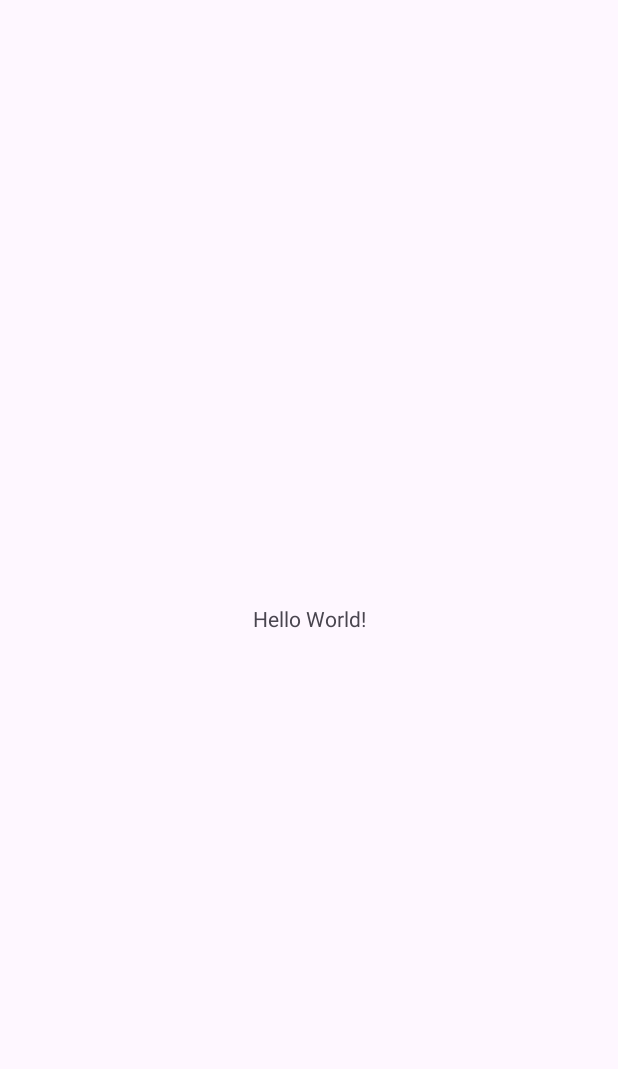
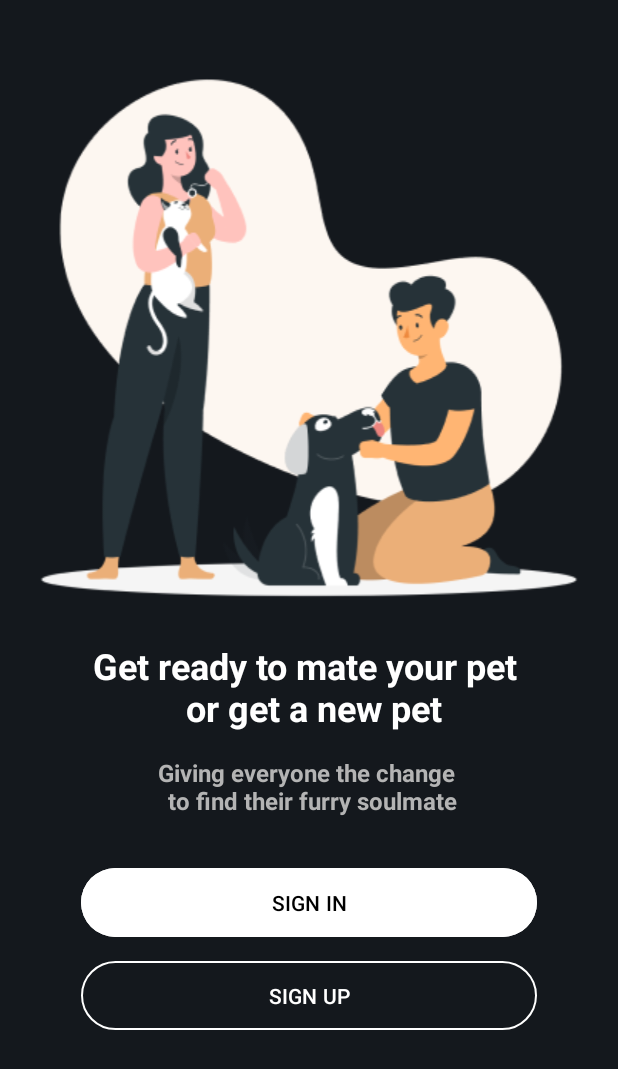
Before and after one commit to Umitytsr/Peti, an Android app: the screen it shows after launch (MainActivity), on a phone screen of 412 x 824 dp. Before the commit the part shown is almost empty. Shown: the top 1069 px of the screen. Run offline under Robolectric (Android 15) with nearby library versions, the light colour scheme and no system bars.

Commit message:
design LoadingScreen, SignInScreen and SignUpScreen

```diff
--- a/app/src/main/AndroidManifest.xml
+++ b/app/src/main/AndroidManifest.xml
@@ -1,6 +1,8 @@
 <?xml version="1.0" encoding="utf-8"?>
 <manifest xmlns:android="http://schemas.android.com/apk/res/android"
     xmlns:tools="http://schemas.android.com/tools">
+
+    <uses-permission android:name="android.permission.INTERNET"/>
 
     <application
         android:allowBackup="true"
--- /dev/null
+++ b/app/src/main/java/com/umitytsr/peti/view/loading_screen/LoadingScreenFragment.kt
@@ -0,0 +1,36 @@
+package com.umitytsr.peti.view.loading_screen
+
+import android.os.Bundle
+import androidx.fragment.app.Fragment
+import android.view.LayoutInflater
+import android.view.View
+import android.view.ViewGroup
+import androidx.navigation.fragment.findNavController
+import com.umitytsr.peti.databinding.FragmentLoadingScreenBinding
+
+class LoadingScreenFragment : Fragment() {
+    private lateinit var binding: FragmentLoadingScreenBinding
+    override fun onCreateView(
+        inflater: LayoutInflater, container: ViewGroup?,
+        savedInstanceState: Bundle?
+    ): View {
+        binding = FragmentLoadingScreenBinding.inflate(inflater, container, false)
+        return binding.root
+    }
+
+    override fun onResume() {
+        super.onResume()
+        with(binding){
+            signInButton.setOnClickListener {
+                findNavController().navigate(
+                    LoadingScreenFragmentDirections.actionLoadingScreenFragmentToSignInScreenFragment()
+                )
+            }
+            signUpButton.setOnClickListener {
+                findNavController().navigate(
+                    LoadingScreenFragmentDirections.actionLoadingScreenFragmentToSignUpScreenFragment()
+                )
+            }
+        }
+    }
+}
--- a/app/src/main/res/layout/activity_main.xml
+++ b/app/src/main/res/layout/activity_main.xml
@@ -6,13 +6,13 @@
     android:layout_height="match_parent"
     tools:context=".MainActivity">
 
-    <TextView
-        android:layout_width="wrap_content"
-        android:layout_height="wrap_content"
-        android:text="Hello World!"
-        app:layout_constraintBottom_toBottomOf="parent"
-        app:layout_constraintEnd_toEndOf="parent"
-        app:layout_constraintStart_toStartOf="parent"
-        app:layout_constraintTop_toTopOf="parent" />
+
+    <androidx.fragment.app.FragmentContainerView
+        android:id="@+id/fragmentContainerView"
+        android:name="androidx.navigation.fragment.NavHostFragment"
+        android:layout_width="match_parent"
+        android:layout_height="match_parent"
+        app:defaultNavHost="true"
+        app:navGraph="@navigation/nav_graph"/>
 
 </androidx.constraintlayout.widget.ConstraintLayout>
--- /dev/null
+++ b/app/src/main/res/layout/fragment_loading_screen.xml
@@ -0,0 +1,86 @@
+<?xml version="1.0" encoding="utf-8"?>
+<androidx.constraintlayout.widget.ConstraintLayout xmlns:android="http://schemas.android.com/apk/res/android"
+    xmlns:app="http://schemas.android.com/apk/res-auto"
+    xmlns:tools="http://schemas.android.com/tools"
+    android:layout_width="match_parent"
+    android:layout_height="match_parent"
+    android:background="@color/backgrounColor"
+    tools:context=".view.loading_screen.LoadingScreenFragment">
+
+    <ImageView
+        android:id="@+id/loadingImage"
+        android:layout_width="match_parent"
+        android:layout_height="wrap_content"
+        android:layout_marginStart="16dp"
+        android:layout_marginTop="30dp"
+        android:layout_marginEnd="16dp"
+        android:background="@drawable/loading_screen_image"
+        app:layout_constraintEnd_toEndOf="parent"
+        app:layout_constraintStart_toStartOf="parent"
+        app:layout_constraintTop_toTopOf="parent" />
+
+    <TextView
+        android:id="@+id/loadingText"
+        android:layout_width="wrap_content"
+        android:layout_height="wrap_content"
+        android:layout_marginStart="16dp"
+        android:layout_marginTop="16dp"
+        android:layout_marginEnd="16dp"
+        android:autoSizeTextType="uniform"
+        android:gravity="center"
+        android:maxLines="2"
+        android:text="Get ready to mate your pet \n or get a new pet"
+        android:textColor="@color/white"
+        android:textSize="24sp"
+        android:textStyle="bold"
+        app:layout_constraintEnd_toEndOf="parent"
+        app:layout_constraintStart_toStartOf="parent"
+        app:layout_constraintTop_toBottomOf="@id/loadingImage" />
+
+    <TextView
+        android:id="@+id/loadingText2"
+        android:layout_width="wrap_content"
+        android:layout_height="wrap_content"
+        android:layout_marginStart="16dp"
+        android:layout_marginTop="16dp"
+        android:layout_marginEnd="16dp"
+        android:autoSizeTextType="uniform"
+        android:gravity="center"
+        android:maxLines="2"
+        android:text="Giving everyone the change \n to find their furry soulmate"
+        android:textColor="@color/solukTextYazisi"
+        android:textSize="16sp"
+        android:textStyle="bold"
+        app:layout_constraintEnd_toEndOf="parent"
+        app:layout_constraintStart_toStartOf="parent"
+        app:layout_constraintTop_toBottomOf="@id/loadingText" />
+
+    <Button
+        android:id="@+id/signInButton"
+        style="@style/Widget.Material3.Button"
+        android:layout_width="304dp"
+        android:layout_height="54dp"
+        android:layout_marginTop="30dp"
+        android:backgroundTint="@color/white"
+        android:text="SIGN IN"
+        android:textColor="@color/black"
+        app:layout_constraintEnd_toEndOf="parent"
+        app:layout_constraintStart_toStartOf="parent"
+        app:layout_constraintTop_toBottomOf="@id/loadingText2" />
+
+    <Button
+        android:id="@+id/signUpButton"
+        style="?attr/materialButtonOutlinedStyle"
+        android:layout_width="304dp"
+        android:layout_height="54dp"
+        android:layout_marginHorizontal="16dp"
+        android:layout_marginVertical="8dp"
+        android:text="SIGN UP"
+        android:textColor="@color/white"
+        app:layout_constraintEnd_toEndOf="parent"
+        app:layout_constraintStart_toStartOf="parent"
+        app:layout_constraintTop_toBottomOf="@id/signInButton"
+        app:strokeColor="@color/white" />
+
+
+</androidx.constraintlayout.widget.ConstraintLayout>
--- /dev/null
+++ b/app/src/main/res/navigation/nav_graph.xml
@@ -0,0 +1,37 @@
+<?xml version="1.0" encoding="utf-8"?>
+<navigation xmlns:android="http://schemas.android.com/apk/res/android"
+    xmlns:app="http://schemas.android.com/apk/res-auto"
+    xmlns:tools="http://schemas.android.com/tools"
+    android:id="@+id/nav_graph"
+    app:startDestination="@id/loadingScreenFragment">
+    <fragment
+        android:id="@+id/loadingScreenFragment"
+        android:name="com.umitytsr.peti.view.loading_screen.LoadingScreenFragment"
+        android:label="fragment_loading_screen"
+        tools:layout="@layout/fragment_loading_screen" >
+        <action
+            android:id="@+id/action_loadingScreenFragment_to_signInScreenFragment"
+            app:destination="@id/signInScreenFragment" />
+        <action
+            android:id="@+id/action_loadingScreenFragment_to_signUpScreenFragment"
+            app:destination="@id/signUpScreenFragment" />
+    </fragment>
+    <fragment
+        android:id="@+id/signInScreenFragment"
+        android:name="com.umitytsr.peti.view.sign_in_screen.SignInScreenFragment"
+        android:label="fragment_sign_in_screen"
+        tools:layout="@layout/fragment_sign_in_screen" >
+        <action
+            android:id="@+id/action_signInScreenFragment_to_signUpScreenFragment"
+            app:destination="@id/signUpScreenFragment" />
+    </fragment>
+    <fragment
+        android:id="@+id/signUpScreenFragment"
+        android:name="com.umitytsr.peti.view.sign_up_screen.SignUpScreenFragment"
+        android:label="fragment_sign_up_screen"
+        tools:layout="@layout/fragment_sign_up_screen" >
+        <action
+            android:id="@+id/action_signUpScreenFragment_to_signInScreenFragment"
+            app:destination="@id/signInScreenFragment" />
+    </fragment>
+</navigation>
--- a/app/src/main/res/values/colors.xml
+++ b/app/src/main/res/values/colors.xml
@@ -2,4 +2,6 @@
 <resources>
     <color name="black">#FF000000</color>
     <color name="white">#FFFFFFFF</color>
+    <color name="solukTextYazisi">#FFB4B4B4</color>
+    <color name="backgrounColor">#FF14181D</color>
 </resources>
--- a/app/src/main/res/values/strings.xml
+++ b/app/src/main/res/values/strings.xml
@@ -1,3 +1,4 @@
 <resources>
     <string name="app_name">Peti</string>
+    <string name="hello_blank_fragment">Hello blank fragment</string>
 </resources>
--- a/build.gradle.kts
+++ b/build.gradle.kts
@@ -2,4 +2,6 @@
 plugins {
     id("com.android.application") version "8.1.2" apply false
     id("org.jetbrains.kotlin.android") version "1.9.0" apply false
+    id("androidx.navigation.safeargs.kotlin") version "2.6.0" apply false
+    id("com.google.dagger.hilt.android") version "2.45" apply false
 }
```
Also changed, not shown: app/build.gradle.kts (+31 -3 lines), app/src/main/java/com/umitytsr/peti/view/sign_in_screen/SignInScreenFragment.kt (added, +34 -0 lines), app/src/main/java/com/umitytsr/peti/view/sign_up_screen/SignUpScreenFragment.kt (added, +32 -0 lines), app/src/main/res/layout/fragment_sign_in_screen.xml (added, +117 -0 lines), app/src/main/res/layout/fragment_sign_up_screen.xml (added, +138 -0 lines), app/src/main/res/drawable/loading_screen_image.png (added), app/src/main/res/drawable/sign_in_image.png (added), app/src/main/res/drawable/sign_up_image.png (added).
